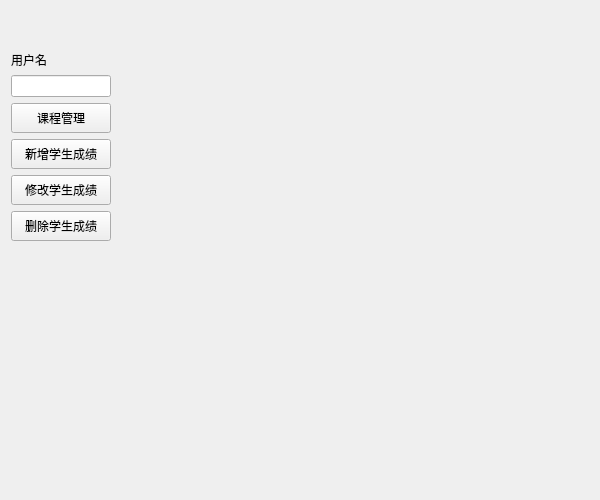
This is untitled1/teaui.ui in 2018876441/C-_project as Qt 5 draws it before an edit. The edited form follows.
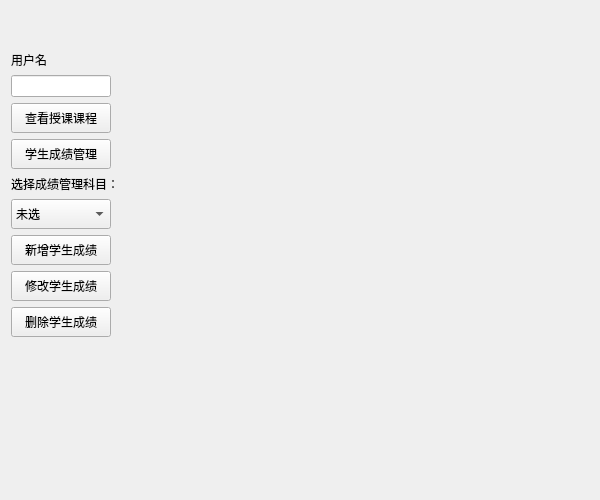
This is the edited form.

Diff of the .ui file:
```diff
--- a/untitled1/teaui.ui
+++ b/untitled1/teaui.ui
@@ -85,10 +85,57 @@
         </size>
        </property>
        <property name="text">
-        <string>课程管理</string>
+        <string>查看授课课程</string>
        </property>
       </widget>
      </item>
+     <item>
+      <widget class="QPushButton" name="ManScoBtn">
+       <property name="minimumSize">
+        <size>
+         <width>100</width>
+         <height>30</height>
+        </size>
+       </property>
+       <property name="maximumSize">
+        <size>
+         <width>100</width>
+         <height>16777215</height>
+        </size>
+       </property>
+       <property name="text">
+        <string>学生成绩管理</string>
+       </property>
+      </widget>
+     </item>
+     <item>
+      <widget class="QLabel" name="label">
+       <property name="text">
+        <string>选择成绩管理科目：</string>
+       </property>
+      </widget>
+     </item>
+     <item>
+      <widget class="QComboBox" name="chose">
+       <property name="minimumSize">
+        <size>
+         <width>100</width>
+         <height>30</height>
+        </size>
+       </property>
+       <property name="maximumSize">
+        <size>
+         <width>100</width>
+         <height>16777215</height>
+        </size>
+       </property>
+       <item>
+        <property name="text">
+         <string>未选</string>
+        </property>
+       </item>
+      </widget>
+     </item>
      <item>
       <widget class="QPushButton" name="addBtn">
        <property name="minimumSize">
```
